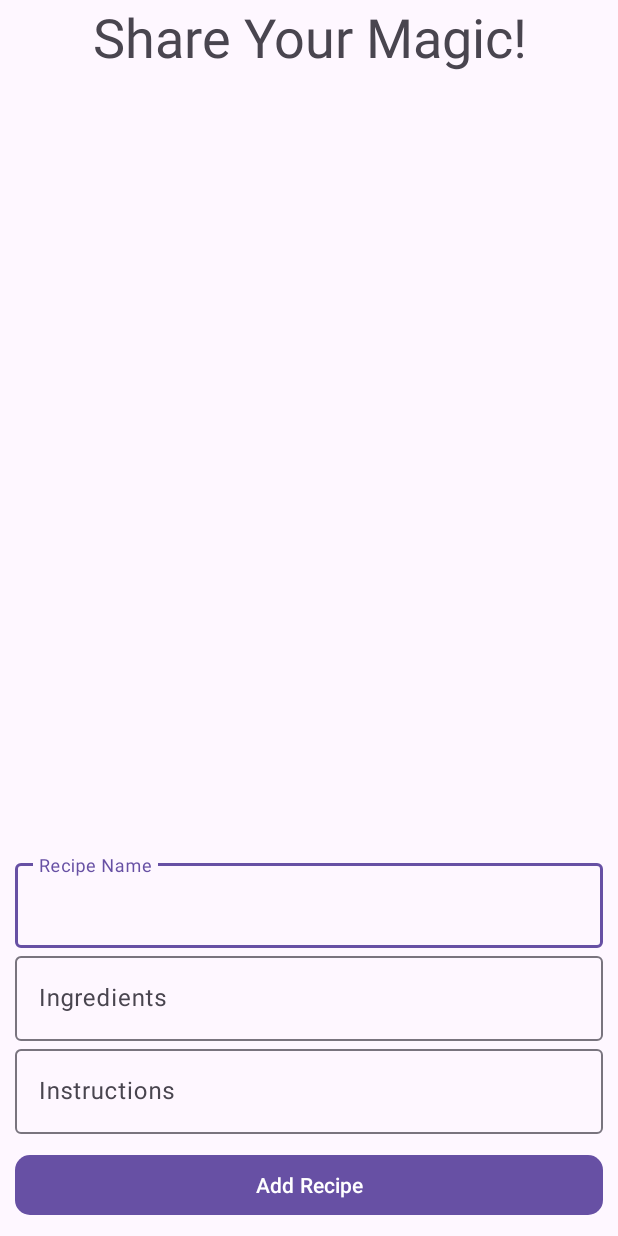
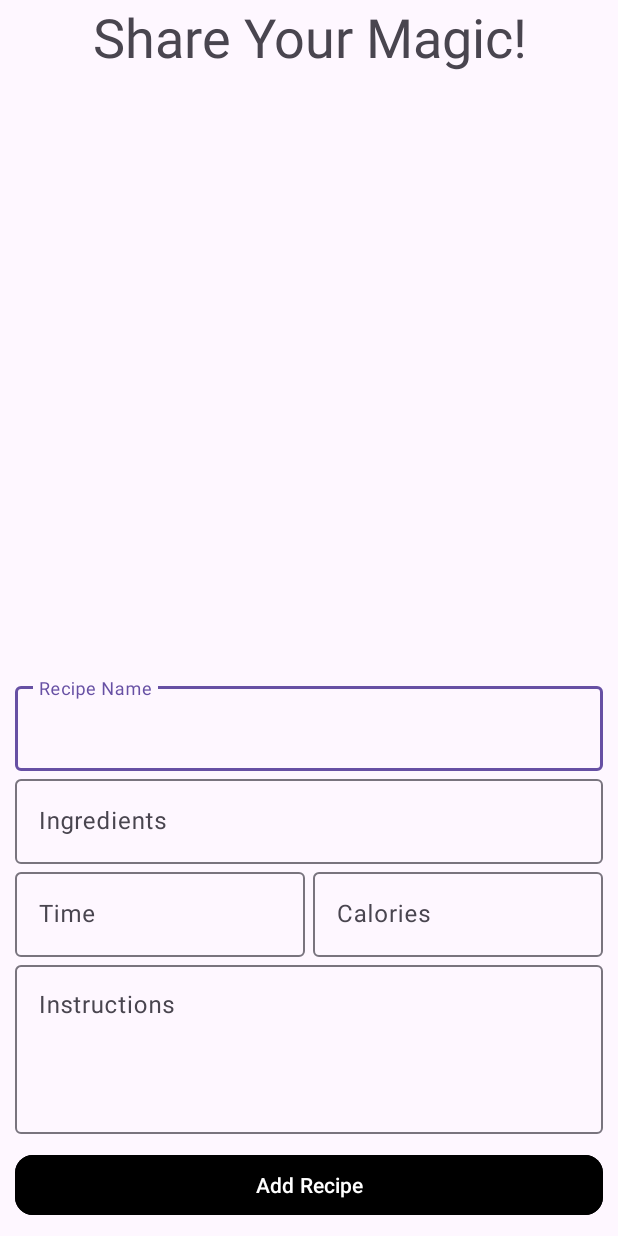
Before and after one commit to ieamil/Recipe-App, an Android app: the layout add_recipe_main.xml on its own in the app's theme, with its tools: preview values and no code run, on a phone screen of 412 x 824 dp. Run offline under Robolectric (Android 15) with nearby library versions, the phone set to English and light mode, and no system bars; Roboto replaces fonts that are not available here.

Commit message:
add recipe xml update

```diff
--- a/app/src/main/java/com/example/tasteteaser/HomeActivity.java
+++ b/app/src/main/java/com/example/tasteteaser/HomeActivity.java
@@ -91,6 +91,9 @@ public class HomeActivity extends AppCompatActivity {
                 }else if (id == R.id.nav_profile) {
                     goToProfile();
                     return true;
+                }else if (id == R.id.nav_recipe) {
+                    goToAddRecipe();
+                    return true;
                 }
                 return false;
             }
--- a/app/src/main/res/layout/add_recipe_main.xml
+++ b/app/src/main/res/layout/add_recipe_main.xml
@@ -29,6 +29,7 @@
             android:layout_height="wrap_content">
 
             <com.google.android.material.textfield.TextInputEditText
+                android:id="@+id/recipe_name_input"
                 android:layout_width="match_parent"
                 android:layout_height="wrap_content"
                 android:hint="Recipe Name" />
@@ -40,10 +41,44 @@
             android:layout_height="wrap_content">
 
             <com.google.android.material.textfield.TextInputEditText
+                android:id="@+id/recipe_ingredients_input"
                 android:layout_width="match_parent"
                 android:layout_height="wrap_content"
                 android:hint="Ingredients" />
         </com.google.android.material.textfield.TextInputLayout>
+
+
+        <LinearLayout
+            android:layout_width="match_parent"
+            android:layout_height="wrap_content"
+            android:orientation="horizontal">
+
+            <com.google.android.material.textfield.TextInputLayout
+                android:id="@+id/time"
+                android:layout_width="0dp"
+                android:layout_height="wrap_content"
+                android:layout_marginRight="5dp"
+                android:layout_weight="1">
+
+                <com.google.android.material.textfield.TextInputEditText
+                    android:layout_width="match_parent"
+                    android:layout_height="wrap_content"
+                    android:hint="Time" />
+            </com.google.android.material.textfield.TextInputLayout>
+
+            <com.google.android.material.textfield.TextInputLayout
+                android:id="@+id/calories"
+                android:layout_width="0dp"
+                android:layout_height="wrap_content"
+                android:layout_weight="1">
+
+                <com.google.android.material.textfield.TextInputEditText
+                    android:layout_width="match_parent"
+                    android:layout_height="wrap_content"
+                    android:hint="Calories" />
+            </com.google.android.material.textfield.TextInputLayout>
+
+        </LinearLayout>
 
         <com.google.android.material.textfield.TextInputLayout
             android:layout_width="match_parent"
@@ -53,8 +88,11 @@
                 android:id="@+id/recipe_instructions"
                 android:layout_width="match_parent"
                 android:layout_height="wrap_content"
+                android:gravity="top"
+                android:minLines="4"
                 android:hint="Instructions" />
         </com.google.android.material.textfield.TextInputLayout>
+
 
     </LinearLayout>
 
@@ -64,7 +102,8 @@
         android:layout_height="wrap_content"
         android:text="Add Recipe"
         android:layout_margin="10dp"
-        app:cornerRadius="10dp"
+        app:cornerRadius="12dp"
+        android:backgroundTint="@color/black"
         app:layout_constraintBottom_toBottomOf="parent" />
 
 </androidx.constraintlayout.widget.ConstraintLayout>
```
Also changed, not shown: app/src/main/AndroidManifest.xml (+7 -2 lines), app/src/main/java/com/example/tasteteaser/RecipeActivity.java (+8 -5 lines).
